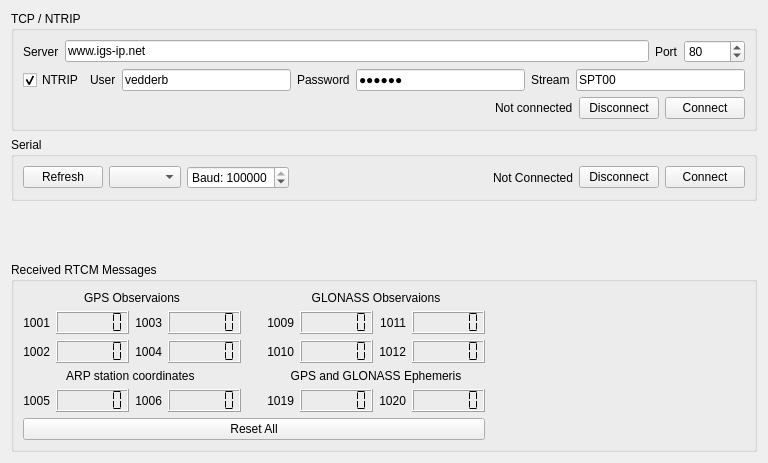
This is Linux/RC_Car_Tool/rtcmwidget.ui in vedderb/rise_sdvp as Qt 5 draws it before an edit. The edited form follows.
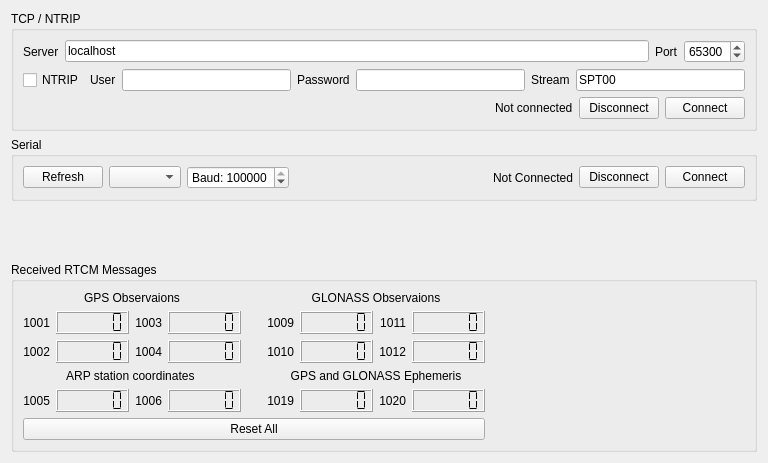
This is the edited form.

```diff
--- a/Linux/RC_Car_Tool/rtcmwidget.ui
+++ b/Linux/RC_Car_Tool/rtcmwidget.ui
@@ -32,7 +32,7 @@
         <item>
          <widget class="QLineEdit" name="ntripServerEdit">
           <property name="text">
-           <string>www.igs-ip.net</string>
+           <string>localhost</string>
           </property>
          </widget>
         </item>
@@ -49,7 +49,7 @@
            <number>65535</number>
           </property>
           <property name="value">
-           <number>80</number>
+           <number>65300</number>
           </property>
          </widget>
         </item>
@@ -63,7 +63,7 @@
            <string>NTRIP</string>
           </property>
           <property name="checked">
-           <bool>true</bool>
+           <bool>false</bool>
           </property>
          </widget>
         </item>
@@ -77,7 +77,7 @@
         <item>
          <widget class="QLineEdit" name="ntripUserEdit">
           <property name="text">
-           <string>vedderb</string>
+           <string/>
           </property>
          </widget>
         </item>
@@ -91,7 +91,7 @@
         <item>
          <widget class="QLineEdit" name="ntripPasswordEdit">
           <property name="text">
-           <string>abc123</string>
+           <string/>
           </property>
           <property name="echoMode">
            <enum>QLineEdit::Password</enum>
```
